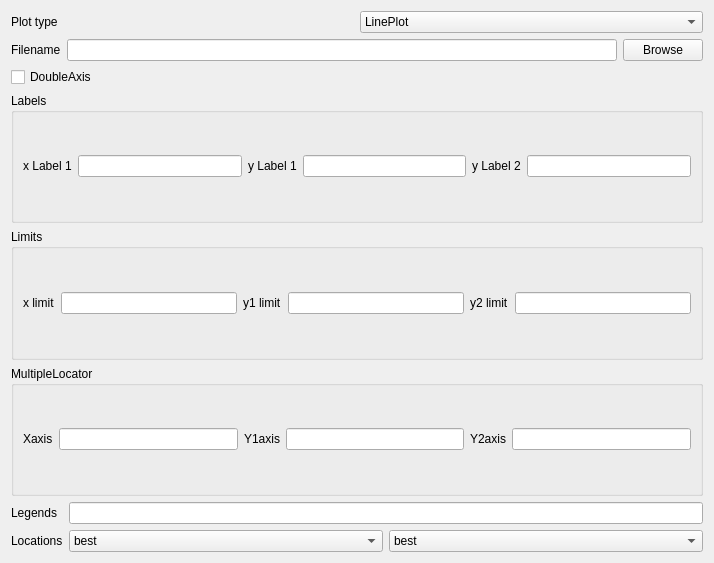
Old version of the form tabplotwidget.ui in the repository yerga/plotSciFigs.
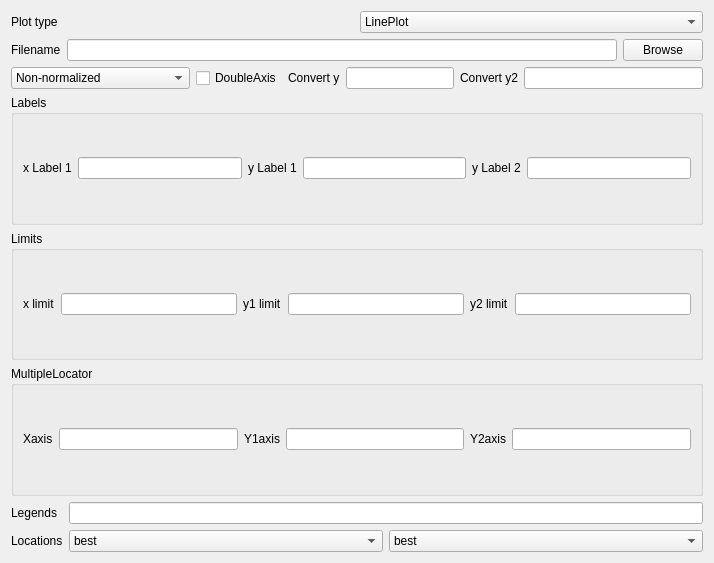
New version of the form.

Commit message: Convert ydata by multiplying some number

What changed in the file:
```diff
--- a/tabplotwidget.ui
+++ b/tabplotwidget.ui
@@ -96,11 +96,67 @@
     </layout>
    </item>
    <item>
-    <widget class="QCheckBox" name="doubleCB">
-     <property name="text">
-      <string>DoubleAxis</string>
-     </property>
-    </widget>
+    <layout class="QHBoxLayout" name="horizontalLayout_5">
+     <item>
+      <widget class="QComboBox" name="normalizedCB">
+       <property name="sizePolicy">
+        <sizepolicy hsizetype="Expanding" vsizetype="Fixed">
+         <horstretch>0</horstretch>
+         <verstretch>0</verstretch>
+        </sizepolicy>
+       </property>
+       <item>
+        <property name="text">
+         <string>Non-normalized</string>
+        </property>
+       </item>
+       <item>
+        <property name="text">
+         <string>Normalized by max</string>
+        </property>
+       </item>
+       <item>
+        <property name="text">
+         <string>Normalized by first</string>
+        </property>
+       </item>
+      </widget>
+     </item>
+     <item>
+      <widget class="QCheckBox" name="doubleCB">
+       <property name="text">
+        <string>DoubleAxis</string>
+       </property>
+      </widget>
+     </item>
+     <item>
+      <widget class="QLabel" name="label_14">
+       <property name="text">
+        <string>Convert y</string>
+       </property>
+      </widget>
+     </item>
+     <item>
+      <widget class="QLineEdit" name="convertYline">
+       <property name="sizePolicy">
+        <sizepolicy hsizetype="Preferred" vsizetype="Fixed">
+         <horstretch>0</horstretch>
+         <verstretch>0</verstretch>
+        </sizepolicy>
+       </property>
+      </widget>
+     </item>
+     <item>
+      <widget class="QLabel" name="label_15">
+       <property name="text">
+        <string>Convert y2</string>
+       </property>
+      </widget>
+     </item>
+     <item>
+      <widget class="QLineEdit" name="convertY2line"/>
+     </item>
+    </layout>
    </item>
    <item>
     <widget class="QGroupBox" name="groupBox">
```
The commit also changes 6 other files.
